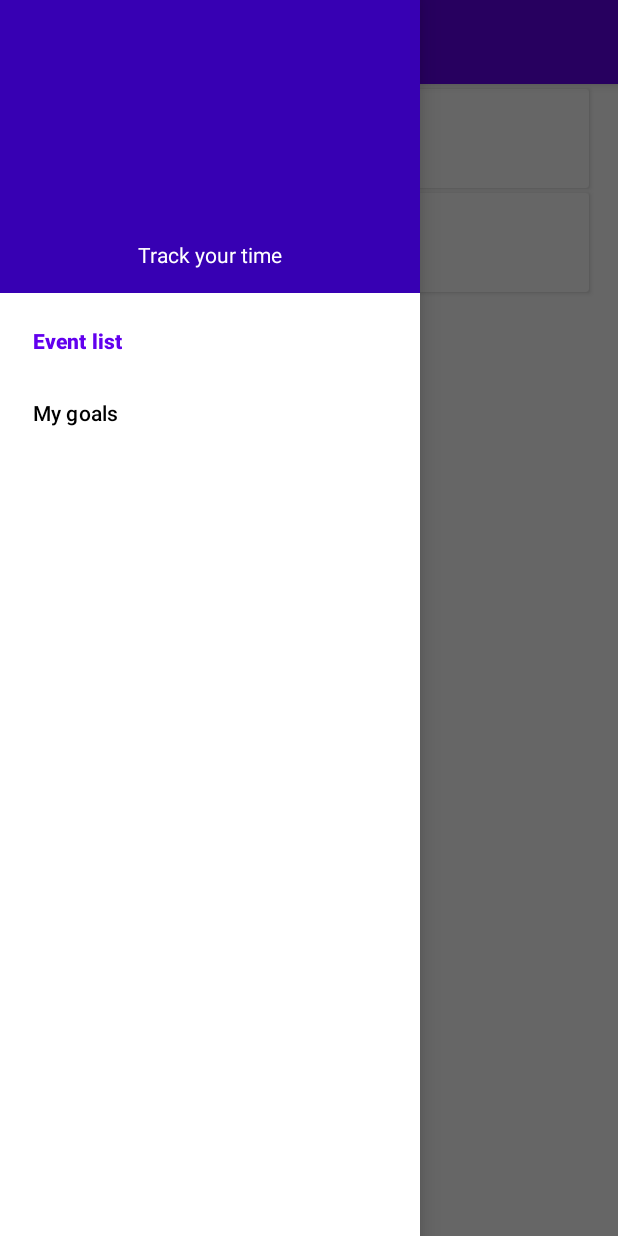
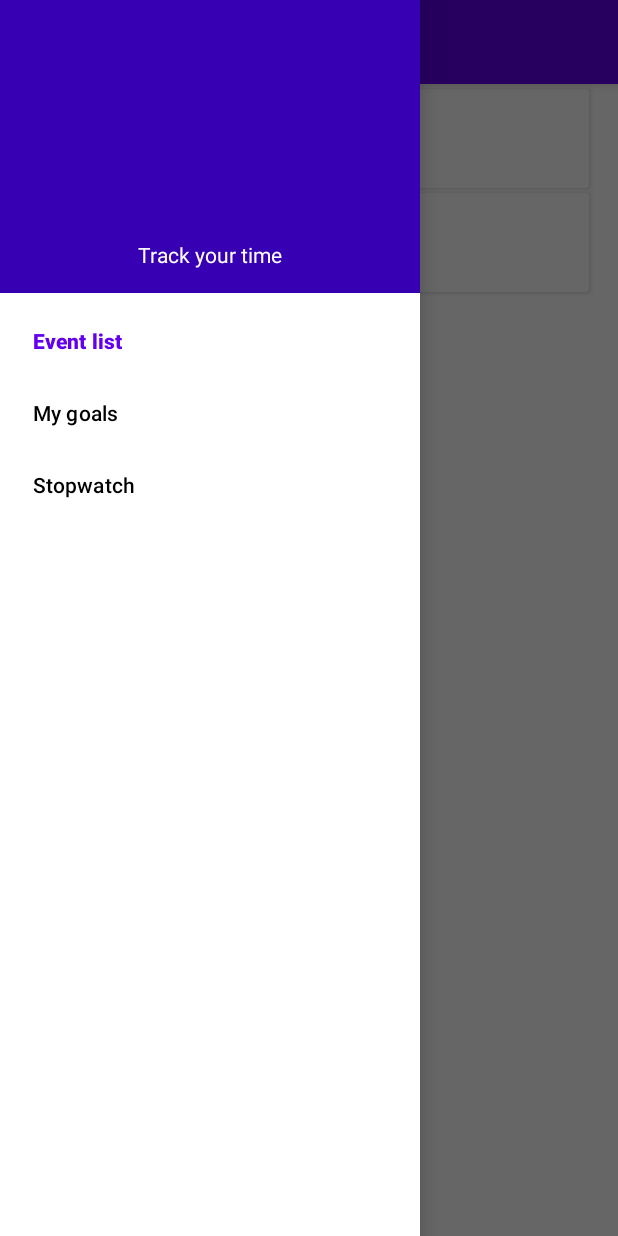
Before and after one commit to Barry36/Time-Tracker, an Android app: the screen it shows after launch (MainActivity), with the side drawer open, on a phone screen of 412 x 824 dp. Run offline under Robolectric (Android 15) with nearby library versions, the phone set to English and light mode, and no system bars; our stand-ins replace Room's generated code, data binding, navigation-ui.

Commit message:
Stopwatch demo completed. Need more information on other features around it.

```diff
--- a/TimeTracker/app/src/main/res/layout/activity_event.xml
+++ b/TimeTracker/app/src/main/res/layout/activity_event.xml
@@ -1,7 +1,7 @@
 <?xml version="1.0" encoding="utf-8"?>
-<layout
-    xmlns:android="http://schemas.android.com/apk/res/android"
-    xmlns:app="http://schemas.android.com/apk/res-auto">
+<layout xmlns:android="http://schemas.android.com/apk/res/android"
+    xmlns:app="http://schemas.android.com/apk/res-auto"
+    xmlns:tools="http://schemas.android.com/tools">
 
     <androidx.drawerlayout.widget.DrawerLayout
         android:id="@+id/drawer_layout"
@@ -36,6 +36,16 @@
                 app:defaultNavHost="true"
                 app:navGraph="@navigation/nav_bar"/>
 
+<!--            <fragment-->
+<!--                android:id="@+id/stopwatch_bar"-->
+<!--                android:name="com.cs446.group18.timetracker.ui.StopwatchFragment"-->
+<!--                android:layout_width="wrap_content"-->
+<!--                android:layout_height="wrap_content"-->
+<!--                app:layout_constraintLeft_toLeftOf="parent"-->
+<!--                app:layout_constraintRight_toRightOf="parent"-->
+<!--                app:layout_constraintTop_toTopOf="parent"-->
+<!--                tools:layout="@layout/fragment_stopwatch"/>-->
+
         </LinearLayout>
 
         <com.google.android.material.navigation.NavigationView
--- a/TimeTracker/app/src/main/res/menu/menu_navigation.xml
+++ b/TimeTracker/app/src/main/res/menu/menu_navigation.xml
@@ -6,4 +6,7 @@
     <item
         android:id="@+id/goal_list_fragment"
         android:title="My goals"/>
+    <item
+        android:id="@+id/stopwatch_fragment"
+        android:title="Stopwatch"/>
 </menu>
--- a/TimeTracker/app/src/main/res/navigation/nav_bar.xml
+++ b/TimeTracker/app/src/main/res/navigation/nav_bar.xml
@@ -15,4 +15,9 @@
         android:name="com.cs446.group18.timetracker.ui.GoalListFragment"
         android:label="My goals"
         tools:layout="@layout/fragment_goal_list" />
+    <fragment
+        android:id="@+id/stopwatch_fragment"
+        android:name="com.cs446.group18.timetracker.ui.StopwatchFragment"
+        android:label="StopWatch"
+        tools:layout="@layout/fragment_stopwatch" />
 </navigation>
```
Also changed, not shown: TimeTracker/app/src/main/java/com/cs446/group18/timetracker/ui/StopwatchFragment.java (added, +60 -0 lines), TimeTracker/app/src/main/res/layout/fragment_stopwatch.xml (added, +22 -0 lines).
